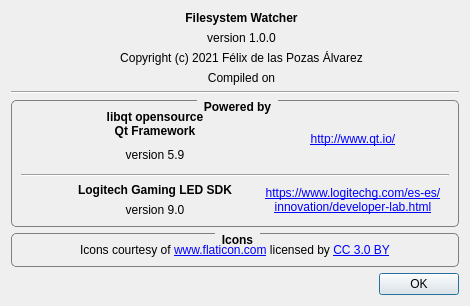
Above: AboutDialog.ui from FelixdelasPozas/FilesystemWatcher before the change. Below: the same form after it.
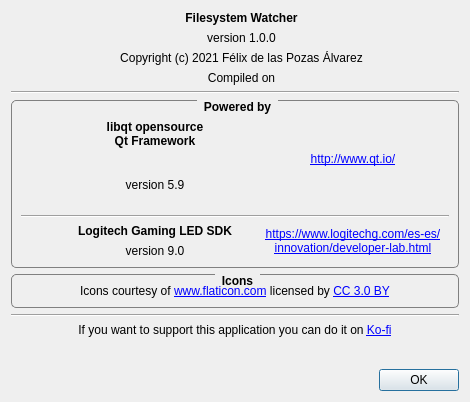
That is the form after the change. Icons and pictures are not drawn. Custom widgets are drawn as their Qt base class.

Diff of the .ui file:
```diff
--- a/AboutDialog.ui
+++ b/AboutDialog.ui
@@ -7,19 +7,19 @@
     <x>0</x>
     <y>0</y>
     <width>470</width>
-    <height>306</height>
+    <height>402</height>
    </rect>
   </property>
   <property name="minimumSize">
    <size>
     <width>470</width>
-    <height>306</height>
+    <height>402</height>
    </size>
   </property>
   <property name="maximumSize">
    <size>
     <width>470</width>
-    <height>306</height>
+    <height>402</height>
    </size>
   </property>
   <property name="windowTitle">
@@ -29,7 +29,7 @@
    <iconset resource="rsc/resources.qrc">
     <normaloff>:/FilesystemWatcher/eye-1.svg</normaloff>:/FilesystemWatcher/eye-1.svg</iconset>
   </property>
-  <layout class="QVBoxLayout" name="verticalLayout" stretch="1,0,0">
+  <layout class="QVBoxLayout" name="verticalLayout" stretch="1,0,0,0,0,0">
    <item>
     <layout class="QVBoxLayout" name="verticalLayout_2">
      <item>
@@ -373,6 +373,72 @@
      </layout>
     </widget>
    </item>
+   <item>
+    <widget class="Line" name="line_3">
+     <property name="orientation">
+      <enum>Qt::Horizontal</enum>
+     </property>
+    </widget>
+   </item>
+   <item>
+    <widget class="QLabel" name="label_4">
+     <property name="text">
+      <string>If you want to support this application you can do it on &lt;a href=&quot;https://ko-fi.com/felixdelaspozas&quot;&gt;Ko-fi&lt;/a&gt;</string>
+     </property>
+     <property name="alignment">
+      <set>Qt::AlignCenter</set>
+     </property>
+     <property name="openExternalLinks">
+      <bool>true</bool>
+     </property>
+    </widget>
+   </item>
+   <item>
+    <layout class="QHBoxLayout" name="horizontalLayout_3">
+     <item>
+      <spacer name="horizontalSpacer_4">
+       <property name="orientation">
+        <enum>Qt::Horizontal</enum>
+       </property>
+       <property name="sizeHint" stdset="0">
+        <size>
+         <width>40</width>
+         <height>20</height>
+        </size>
+       </property>
+      </spacer>
+     </item>
+     <item>
+      <widget class="ClickableHoverLabel" name="m_kofiLabel">
+       <property name="text">
+        <string/>
+       </property>
+       <property name="pixmap">
+        <pixmap resource="rsc/resources.qrc">:/FilesystemWatcher/kofi_logo.png</pixmap>
+       </property>
+       <property name="alignment">
+        <set>Qt::AlignCenter</set>
+       </property>
+       <property name="wordWrap">
+        <bool>true</bool>
+       </property>
+      </widget>
+     </item>
+     <item>
+      <spacer name="horizontalSpacer_3">
+       <property name="orientation">
+        <enum>Qt::Horizontal</enum>
+       </property>
+       <property name="sizeHint" stdset="0">
+        <size>
+         <width>40</width>
+         <height>20</height>
+        </size>
+       </property>
+      </spacer>
+     </item>
+    </layout>
+   </item>
    <item>
     <widget class="QDialogButtonBox" name="buttonBox">
      <property name="maximumSize">
@@ -391,6 +457,13 @@
    </item>
   </layout>
  </widget>
+ <customwidgets>
+  <customwidget>
+   <class>ClickableHoverLabel</class>
+   <extends>QLabel</extends>
+   <header>Utils.h</header>
+  </customwidget>
+ </customwidgets>
  <resources>
   <include location="rsc/resources.qrc"/>
  </resources>
```
